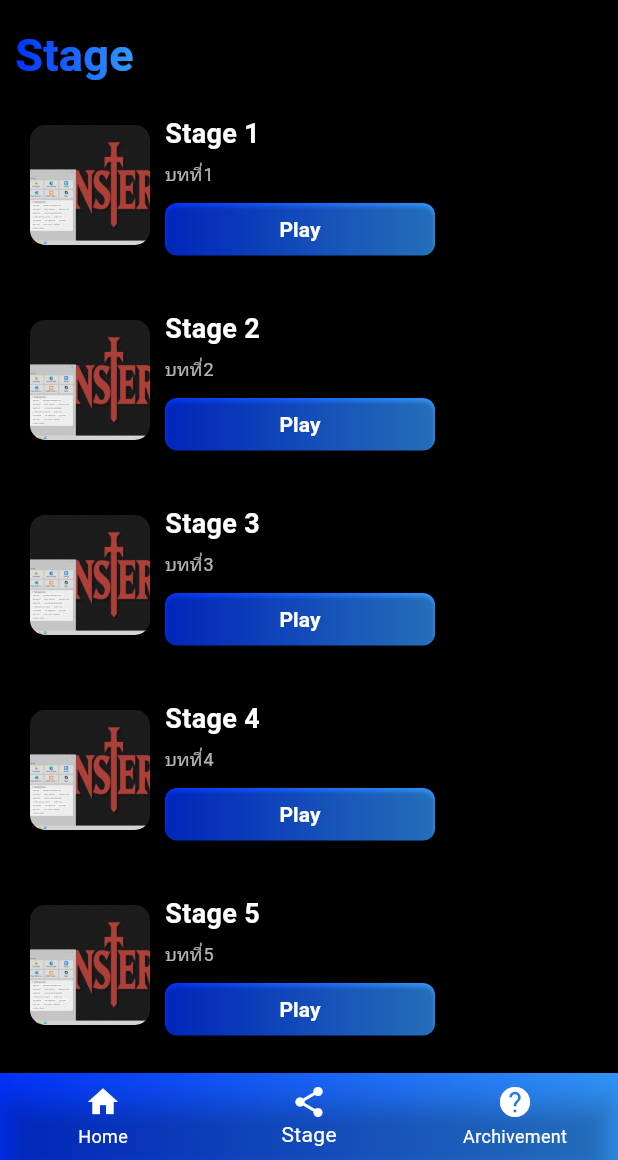
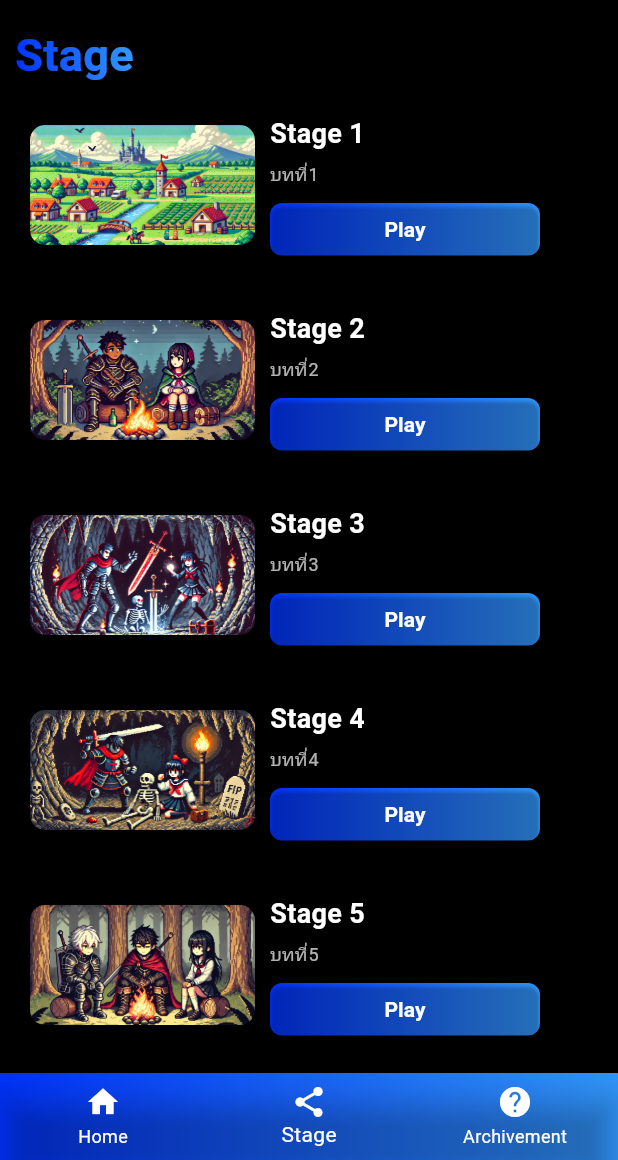
Before and after one commit to Tinz2/codecraft2.0, a Flutter app: the screen it shows once a user with an empty profile is signed in, item 2 of the bottom bar chosen, on a phone screen of 412 x 824 dp, the part 76-1236 px from its top. Run offline on Flutter 3.47's test engine with Material 3 defaults, Android fonts, the phone set to English and light mode, and no system bars; our stand-ins replace cloud_firestore, firebase_auth, firebase_core, firebase_database, firebase_storage, image_picker; accounts and stored records are empty.

Commit message:
peem69ล่าสุด
peem69ล่าสุด

```diff
--- a/lib/stage.dart
+++ b/lib/stage.dart
@@ -14,31 +14,31 @@ import 'stage1.dart';
 class Stage extends StatelessWidget {
   final List<Map<String, dynamic>> stages = [
     {
-      "image": "assets/1.png",
+      "image": "assets/bgstage/bg1.png",
       "title": "Stage 1",
       "description": "บทที่1",
       "screen": Stage1()
     },
     {
-      "image": "assets/1.png",
+      "image": "assets/bgstage/bg2.png",
       "title": "Stage 2",
       "description": "บทที่2",
       "screen": Stage2()
     },
     {
-      "image": "assets/1.png",
+      "image": "assets/bgstage/bg3.png",
       "title": "Stage 3",
       "description": "บทที่3",
       "screen": Stage3()
     },
     {
-      "image": "assets/1.png",
+      "image": "assets/bgstage/bg4.png",
       "title": "Stage 4",
       "description": "บทที่4",
       "screen": Stage4()
     },
     {
-      "image": "assets/1.png",
+      "image": "assets/bgstage/bg5.png",
       "title": "Stage 5",
       "description": "บทที่5",
       "screen": Stage5()
@@ -74,7 +74,7 @@ class Stage extends StatelessWidget {
       "screen": Stage10()
     },
     {
-      "image": "assets/1.png",
+      "image": "assets/bgstage/bg11.png",
       "title": "Stage 11",
       "description": "บทที่11",
       "screen": Stage11()
@@ -125,7 +125,7 @@ class Stage extends StatelessWidget {
                           child: Image.asset(
                             stages[index]["image"]!,
                             height: 80,
-                            width: 80,
+                            width: 150,
                             fit: BoxFit.cover,
                           ),
                         ),
```
Also changed, not shown: lib/archivement.dart (+6 -6 lines), pubspec.yaml (+10 -0 lines), assets/bgstage/bg1.png (added), assets/bgstage/bg11.png (added), assets/bgstage/bg2.png (added), assets/bgstage/bg3.png (added), assets/bgstage/bg4.png (added), assets/bgstage/bg5.png (added).
